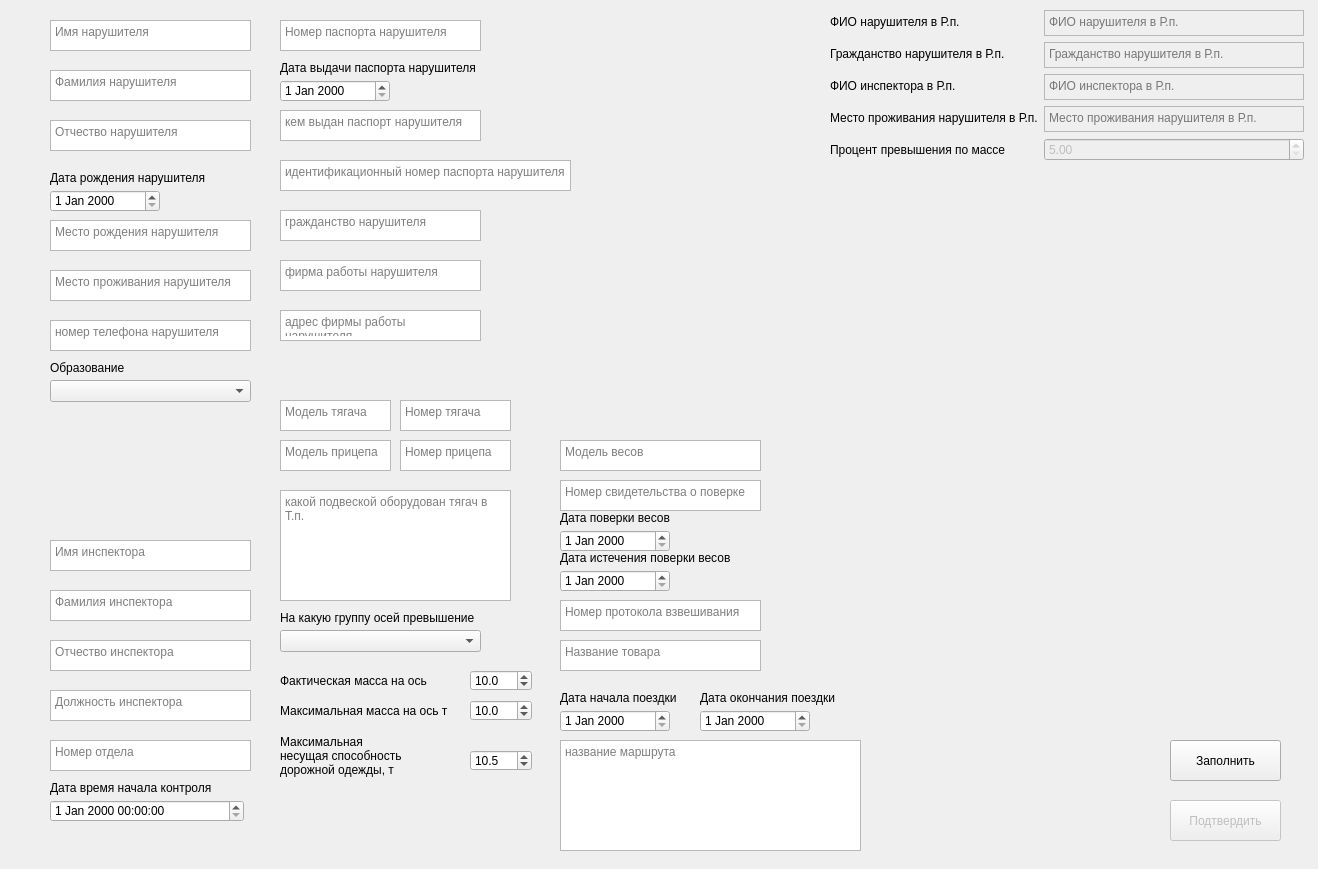
First picture: the form in administrative_18_37/interface_form.ui, repository ZinchenkoEgor0205/customs, before the edit.
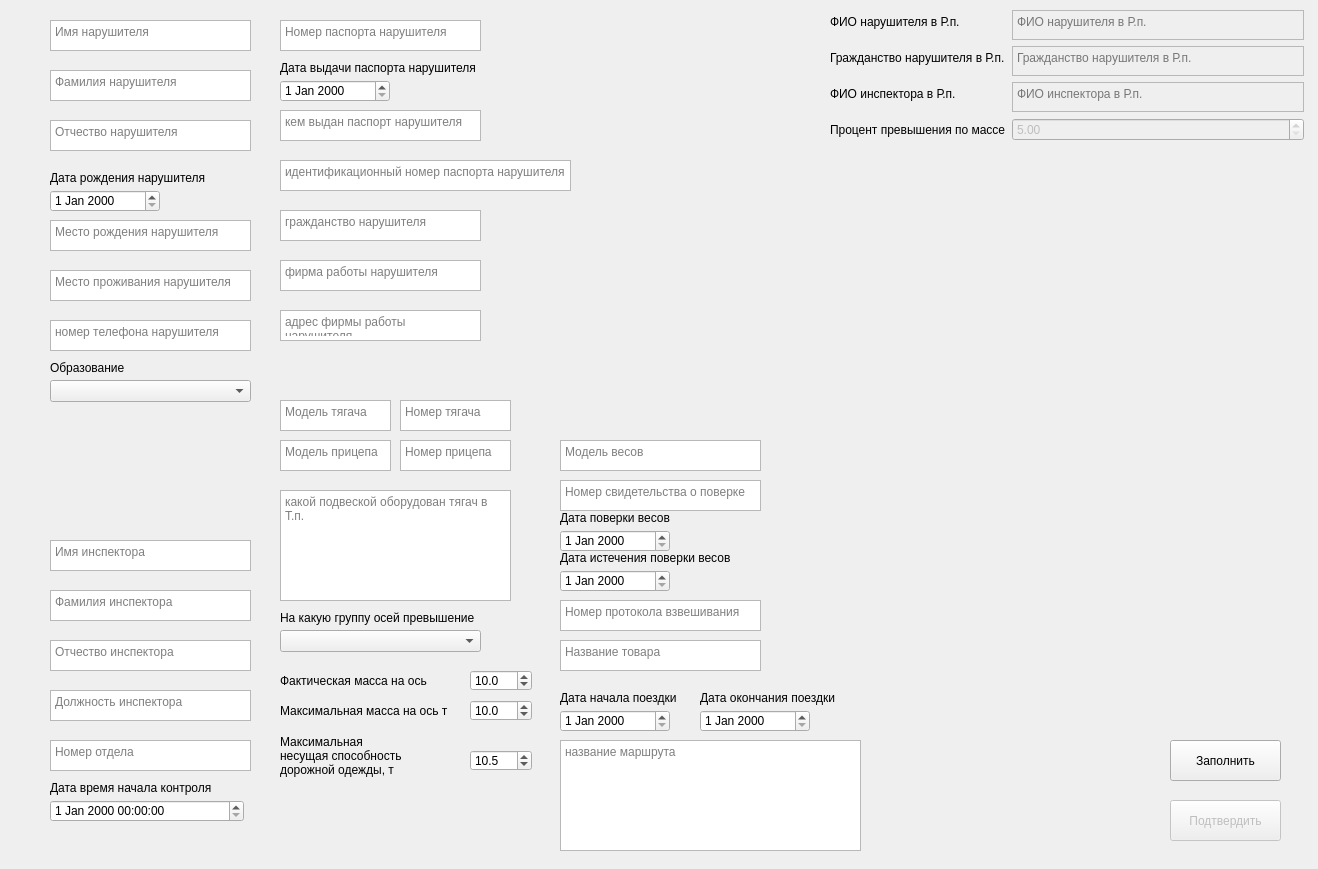
Second picture: the form after the edit.

What changed in the file:
```diff
--- a/administrative_18_37/interface_form.ui
+++ b/administrative_18_37/interface_form.ui
@@ -823,13 +823,13 @@
     <string>Дата рождения нарушителя</string>
    </property>
   </widget>
-  <widget class="QWidget" name="">
+  <widget class="QWidget" name="layoutWidget">
    <property name="geometry">
     <rect>
      <x>830</x>
      <y>10</y>
      <width>474</width>
-     <height>151</height>
+     <height>131</height>
     </rect>
    </property>
    <layout class="QFormLayout" name="formLayout">
@@ -875,33 +875,13 @@
      </widget>
     </item>
     <item row="3" column="0">
-     <widget class="QLabel" name="label_14">
-      <property name="text">
-       <string>Место проживания нарушителя в Р.п.</string>
-      </property>
-     </widget>
-    </item>
-    <item row="3" column="1">
-     <widget class="QTextEdit" name="criminal_place_of_living_rp_field">
-      <property name="enabled">
-       <bool>false</bool>
-      </property>
-      <property name="tabChangesFocus">
-       <bool>true</bool>
-      </property>
-      <property name="placeholderText">
-       <string>Место проживания нарушителя в Р.п.</string>
-      </property>
-     </widget>
-    </item>
-    <item row="4" column="0">
      <widget class="QLabel" name="label_6">
       <property name="text">
        <string>Процент превышения по массе</string>
       </property>
      </widget>
     </item>
-    <item row="4" column="1">
+    <item row="3" column="1">
      <widget class="QDoubleSpinBox" name="mass_overload_field">
       <property name="enabled">
        <bool>false</bool>
```
Left out of the diff: 21 changed lines with no effect on the pictures.
